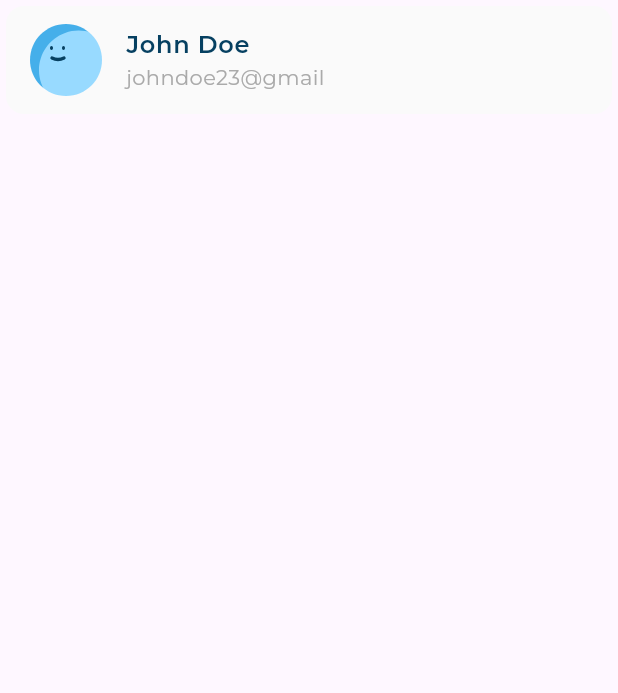
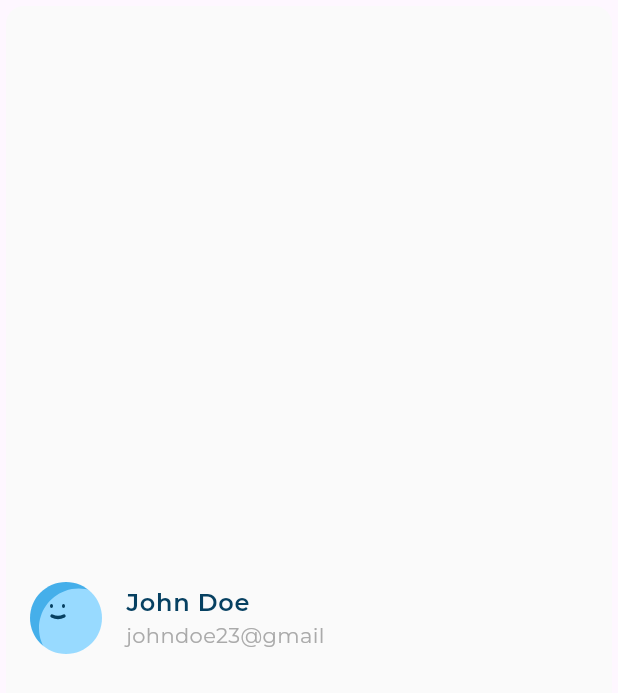
Before and after one commit to MahmoudAbuelazm/responsive_dash_board, a Flutter app: the UserInfoListTile widget shown alone on an empty page, opened directly with sample values from the repository, on a phone screen of 412 x 824 dp. Shown: the top 693 px of the screen. Run offline on Flutter 3.47's test engine with Material 3 defaults, Android fonts, the phone set to English and light mode, and no system bars; our stand-ins replace flutter_svg, google_fonts.

```diff
--- a/lib/widgets/latest_transaction_list_view.dart
+++ b/lib/widgets/latest_transaction_list_view.dart
@@ -23,7 +23,9 @@ class LatestTransactionListView extends StatelessWidget {
 
   @override
   Widget build(BuildContext context) {
-    return ListView.builder(
+    return SizedBox(
+      height: 80,
+      child: ListView.builder(
         scrollDirection: Axis.horizontal,
         itemCount: item.length,
         itemBuilder: (context, index) {
@@ -33,6 +35,7 @@ class LatestTransactionListView extends StatelessWidget {
             ),
           );
         },
+      ),
     );
   }
 }
--- a/lib/widgets/user_info_list_tile.dart
+++ b/lib/widgets/user_info_list_tile.dart
@@ -15,6 +15,7 @@ class UserInfoListTile extends StatelessWidget {
     return Card(
       elevation: 0,
       color: const Color(0xffFAFAFA),
+      child: Center(
         child: ListTile(
           leading: SvgPicture.asset(
           userInfoModel.  image,
@@ -28,6 +29,7 @@ class UserInfoListTile extends StatelessWidget {
             style: AppStyles.styleRegular12(context),
           ),
         ),
+      ),
     );
   }
 }
```
Lines whose indentation alone changed are shown as unchanged.
